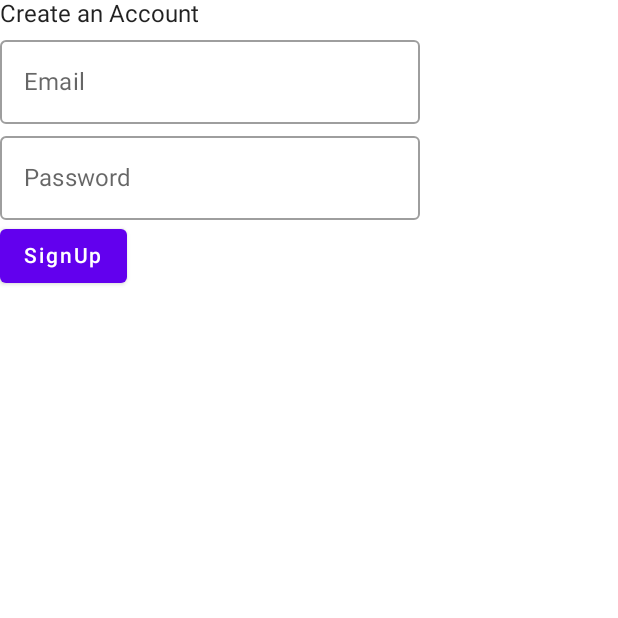
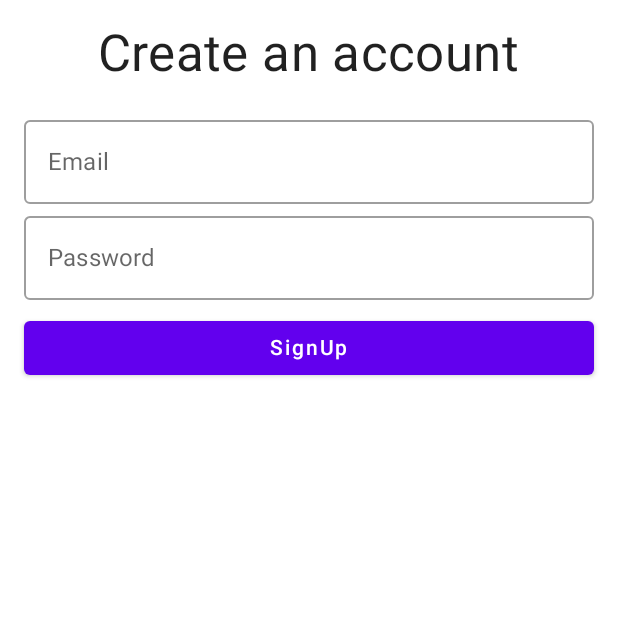
Before and after one commit to ernest75/friendsApp, an Android app built with Jetpack Compose: the screen it shows after launch (MainActivity), on a phone screen of 412 x 824 dp, the top half of it. Run offline under Robolectric (Android 15) with nearby library versions, the phone set to English and light mode, and no system bars.

Commit message:
Arrange SignUp screen design

```diff
--- a/app/src/main/java/com/friendsDomain/friendsapp/ui/signup/SignUp.kt
+++ b/app/src/main/java/com/friendsDomain/friendsapp/ui/signup/SignUp.kt
@@ -1,8 +1,9 @@
 package com.friendsDomain.friendsapp.ui.signup
 
-import androidx.compose.foundation.layout.Column
-import androidx.compose.foundation.layout.fillMaxSize
+import android.widget.Space
+import androidx.compose.foundation.layout.*
 import androidx.compose.material.Button
+import androidx.compose.material.MaterialTheme.typography
 import androidx.compose.material.OutlinedTextField
 import androidx.compose.material.Text
 import androidx.compose.material.TextField
@@ -11,26 +12,44 @@ import androidx.compose.ui.Modifier
 import androidx.compose.ui.res.stringResource
 import androidx.compose.ui.tooling.preview.Devices
 import androidx.compose.ui.tooling.preview.Preview
+import androidx.compose.ui.unit.dp
 import com.friendsDomain.friendsapp.R
 
 @Composable
 @Preview(device = Devices.PIXEL)
 fun SignUp() {
-    Column(modifier = Modifier.fillMaxSize()) {
-        Text("Create an Account")
+    Column(
+        modifier = Modifier
+            .fillMaxSize()
+            .padding(16.dp)
+    ) {
+        Row(
+            modifier = Modifier.fillMaxWidth(),
+            horizontalArrangement = Arrangement.Center
+        ) {
+            Text(
+                text = stringResource(id = R.string.createAccount),
+                style = typography.h4
+            )
+        }
+        Spacer(modifier= Modifier.height(16.dp))
         OutlinedTextField(
+            modifier = Modifier.fillMaxWidth(),
             value = "",
             label = {
                 Text(text = stringResource(id = R.string.email))
             },
             onValueChange = {})
         OutlinedTextField(
+            modifier = Modifier.fillMaxWidth(),
             value = "",
             label = {
                 Text(text = stringResource(id = R.string.password))
             },
             onValueChange = {})
+        Spacer(modifier= Modifier.height(8.dp))
         Button(
+            modifier = Modifier.fillMaxWidth(),
             onClick = {},
         ) {
             Text(text = stringResource(id = R.string.signUp))
--- a/app/src/main/res/values/strings.xml
+++ b/app/src/main/res/values/strings.xml
@@ -4,4 +4,5 @@
     <string name="password">Password</string>
     <string name="signUp">SignUp</string>
     <string name="timeline">Timeline</string>
+    <string name="createAccount">Create an account</string>
 </resources>
```
